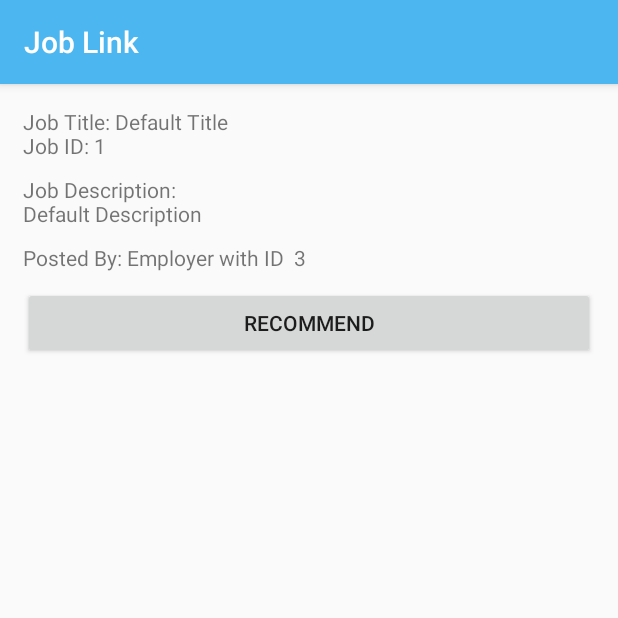
After one commit to NathanMarson/cp3405-2019-team2, an Android app: the fragment JobFragment shown on its own in the app's theme, on a phone screen of 412 x 824 dp, the top half of it. The commit adds this screen. Run offline under Robolectric (Android 15) with nearby library versions, the phone set to English and light mode, and no system bars; our stand-ins replace Room's generated code.

Commit message:
Add job fragment to view more details about job

```diff
--- a/JobLink/app/src/main/java/com/cp3405/joblink/ui/home/HomeFragment.java
+++ b/JobLink/app/src/main/java/com/cp3405/joblink/ui/home/HomeFragment.java
@@ -1,6 +1,7 @@
 package com.cp3405.joblink.ui.home;
 
 import android.app.Activity;
+import android.graphics.Color;
 import android.os.Bundle;
 import android.view.LayoutInflater;
 import android.view.View;
@@ -19,6 +20,7 @@ import com.cp3405.joblink.ui.database.JobLinkRoomDatabase;
 import com.cp3405.joblink.ui.database.User;
 import com.cp3405.joblink.ui.database.UserDao;
 import com.cp3405.joblink.ui.gallery.GalleryFragment;
+import com.cp3405.joblink.ui.job.JobFragment;
 import com.cp3405.joblink.ui.jobPost.JobPostFragment;
 import com.cp3405.joblink.ui.jobPost.JobPostViewModel;
 
@@ -54,6 +56,8 @@ public class HomeFragment extends Fragment {
 
 
         final JobPostFragment post = new JobPostFragment();
+        final JobFragment jobView = new JobFragment();
+
         final FragmentManager manager = getFragmentManager();
 
         TextView jobList = root.findViewById(R.id.home_job_list_example);
@@ -81,14 +85,21 @@ public class HomeFragment extends Fragment {
 
             System.out.println(job.jobTitle);
 
-            String text = job.jobTitle + "\nJob Description: "
-                    + job.description + "\nEmployer ID: " + job.employerID;
+            String text = job.jobTitle + "\nEmployer ID: " + job.employerID;
             jobList.setText(text);
+            jobList.setTextColor(Color.BLUE);
         }
 
 
 
 
+        jobList.setOnClickListener(new View.OnClickListener() {
+            @Override
+            public void onClick(View view) {
+                manager.beginTransaction().replace(R.id.nav_host_fragment, jobView,
+                        jobView.getTag()).commit();
+            }
+        });
 
         addJob.setOnClickListener(new View.OnClickListener() {
             @Override
--- /dev/null
+++ b/JobLink/app/src/main/java/com/cp3405/joblink/ui/job/JobFragment.java
@@ -0,0 +1,61 @@
+package com.cp3405.joblink.ui.job;
+
+import android.app.AlertDialog;
+import android.content.Context;
+import android.content.DialogInterface;
+import android.graphics.Color;
+import android.os.Bundle;
+import android.text.InputType;
+import android.util.Log;
+import android.view.LayoutInflater;
+import android.view.View;
+import android.view.ViewGroup;
+import android.widget.Button;
+import android.widget.EditText;
+import android.widget.TextView;
+
+import com.cp3405.joblink.R;
+import com.cp3405.joblink.ui.database.Job;
+import com.cp3405.joblink.ui.database.JobDao;
+import com.cp3405.joblink.ui.database.JobLinkRoomDatabase;
+import com.cp3405.joblink.ui.database.User;
+import com.cp3405.joblink.ui.database.UserDao;
+import com.google.android.material.snackbar.Snackbar;
+
+import java.util.List;
+
+import androidx.annotation.NonNull;
+import androidx.fragment.app.Fragment;
+
+public class JobFragment extends Fragment {
+
+    public View onCreateView(@NonNull LayoutInflater inflater,
+                             ViewGroup container, Bundle savedInstanceState) {
+        View root = inflater.inflate(R.layout.fragment_job, container, false);
+
+
+        JobDao jobDao = JobLinkRoomDatabase.getDatabase(getContext()).jobDao();
+        List<Job> jobs = jobDao.getAllJobs();
+
+        TextView name = root.findViewById(R.id.jobName);
+        TextView descript = root.findViewById(R.id.jobDescription);
+        TextView id = root.findViewById(R.id.jobEmployer);
+
+
+        for(Job job:jobs) {
+
+            System.out.println(job.jobTitle);
+
+            String title = "Job Title: " + job.jobTitle + "\nJob ID: " + job.jobID;
+            String description = "Job Description:\n" + job.description;
+            String employer = "Posted By: Employer with ID  " + job.employerID;
+            name.setText(title);
+            descript.setText(description);
+            id.setText(employer);
+        }
+
+        return root;
+    }
+
+
+}
--- /dev/null
+++ b/JobLink/app/src/main/res/layout/fragment_job.xml
@@ -0,0 +1,70 @@
+<?xml version="1.0" encoding="utf-8"?>
+<ScrollView xmlns:android="http://schemas.android.com/apk/res/android"
+    xmlns:app="http://schemas.android.com/apk/res-auto"
+    xmlns:tools="http://schemas.android.com/tools"
+    android:layout_width="match_parent"
+    android:layout_height="match_parent"
+    android:orientation="vertical">
+
+    <!--    <TextView-->
+    <!--        android:id="@+id/text_home"-->
+    <!--        android:layout_width="match_parent"-->
+    <!--        android:layout_height="wrap_content"-->
+    <!--        android:layout_marginStart="8dp"-->
+    <!--        android:layout_marginTop="8dp"-->
+    <!--        android:layout_marginEnd="8dp"-->
+    <!--        android:textAlignment="center"-->
+    <!--        android:textSize="20sp"-->
+    <!--        app:layout_constraintEnd_toEndOf="parent"-->
+    <!--        app:layout_constraintStart_toStartOf="parent"-->
+    <!--        app:layout_constraintTop_toTopOf="parent" />-->
+
+    <LinearLayout
+        android:id="@+id/home_friend_request_layout"
+        android:layout_width="match_parent"
+        android:layout_height="0dp"
+        android:padding="15dp"
+        android:orientation="vertical">
+
+
+        <TextView
+            android:id="@+id/jobName"
+            android:layout_width="match_parent"
+            android:layout_height="wrap_content"
+            android:text="@string/job"
+            android:paddingBottom="10dp">
+
+        </TextView>
+
+        <TextView
+            android:id="@+id/jobDescription"
+            android:layout_width="match_parent"
+            android:layout_height="wrap_content"
+            android:paddingBottom="10dp"
+            android:text="@string/job">
+
+        </TextView>
+
+        <TextView
+            android:id="@+id/jobEmployer"
+            android:layout_width="match_parent"
+            android:layout_height="wrap_content"
+            android:paddingBottom="10dp"
+            android:text="@string/job">
+
+        </TextView>
+
+        <Button
+            android:layout_width="match_parent"
+            android:layout_height="wrap_content"
+            android:text="@string/recommend">
+
+
+        </Button>
+
+
+    </LinearLayout>
+
+
+
+</ScrollView>
--- a/JobLink/app/src/main/res/navigation/mobile_navigation.xml
+++ b/JobLink/app/src/main/res/navigation/mobile_navigation.xml
@@ -59,4 +59,10 @@
         android:label="Job Post"
         tools:layout="@layout/fragment_jobpost" />
 
+    <fragment
+        android:id="@+id/nav_job"
+        android:name="com.cp3405.joblink.ui.job.JobFragment"
+        android:label="View Job"
+        tools:layout="@layout/fragment_job" />
+
 </navigation>
--- a/JobLink/app/src/main/res/values/strings.xml
+++ b/JobLink/app/src/main/res/values/strings.xml
@@ -38,4 +38,6 @@
     <string name="employer">Employer:</string>
     <string name="post_job">Post Job</string>
     <string name="save_changes">Save Changes</string>
+    <string name="job">JOB</string>
+    <string name="recommend">Recommend</string>
 </resources>
```
